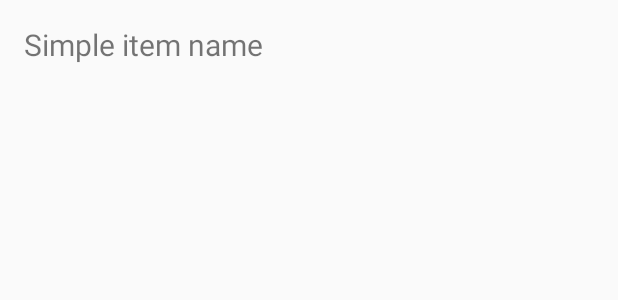
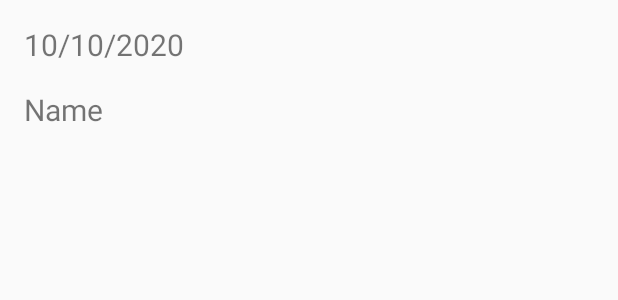
Before and after one commit to marcin-brzeczek/MyShoppingListApp, an Android app: the layout shopping_list_item.xml on its own in the app's theme, with its tools: preview values and no code run, on a phone screen of 412 x 824 dp. Shown: the top 300 px of the screen. Run offline under Robolectric (Android 15) with nearby library versions, the phone set to English and light mode, and no system bars.

Commit message:
bugfix/Fixed issues with adding the shopping list.

```diff
--- a/app/src/main/AndroidManifest.xml
+++ b/app/src/main/AndroidManifest.xml
@@ -10,13 +10,14 @@
         android:roundIcon="@mipmap/ic_launcher_round"
         android:supportsRtl="true"
         android:theme="@style/AppTheme">
-        <activity android:name="com.example.myshoppinglistapp.presentation.shoppingList.ShoppingListActivity">
+        <activity android:name=".presentation.menu.MenuActivity" >
             <intent-filter>
                 <action android:name="android.intent.action.MAIN" />
                 <category android:name="android.intent.category.LAUNCHER" />
             </intent-filter>
         </activity>
-        <activity android:name=".presentation.addShoppingList.AddShoppingListAcitivty" />
+        <activity android:name="com.example.myshoppinglistapp.presentation.shoppingList.ShoppingListActivity"/>
+        <activity android:name=".presentation.addShoppingList.AddShoppingListActivity" />
     </application>
 
 </manifest>
--- a/app/src/main/java/com/example/myshoppinglistapp/data/dao/ShoppingListDao.kt
+++ b/app/src/main/java/com/example/myshoppinglistapp/data/dao/ShoppingListDao.kt
@@ -11,7 +11,7 @@ import io.reactivex.Observable
 interface ShoppingListDao {
 
     @Query("select * from shoppingLists where archived =:archived order by date desc")
-    fun getAllCurrentOrderByDate(archived: Boolean = false): Observable<List<ShoppingList>>
+    fun getAllCurrentOrderByDate(archived: Boolean): Observable<List<ShoppingList>>
 
     @Insert
     fun add(shoppingList: ShoppingList) : Completable
--- a/app/src/main/java/com/example/myshoppinglistapp/data/repository/ShoppingListRepository.kt
+++ b/app/src/main/java/com/example/myshoppinglistapp/data/repository/ShoppingListRepository.kt
@@ -6,7 +6,7 @@ import javax.inject.Inject
 
 class ShoppingListRepository @Inject constructor(val shoppingListDao: ShoppingListDao) {
 
-    fun getAllOrderedByDate() = shoppingListDao.getAllCurrentOrderByDate()
+    fun getAllOrderedByDate(archived: Boolean) = shoppingListDao.getAllCurrentOrderByDate(archived)
 
     fun add(shoppingList: ShoppingList) = shoppingListDao.add(shoppingList)
 }
--- a/app/src/main/java/com/example/myshoppinglistapp/di/ActivityInjectorsModule.kt
+++ b/app/src/main/java/com/example/myshoppinglistapp/di/ActivityInjectorsModule.kt
@@ -12,9 +12,7 @@ abstract class ActivityInjectorsModule {
     @ContributesAndroidInjector(modules = [ShoppingListPresenterModule::class, ShoppingListViewModule::class])
     abstract fun provideShoppingListActivity(): ShoppingListActivity
 
-    @ContributesAndroidInjector()
+    @ContributesAndroidInjector(modules = [AddShoppingListPresenterModule::class, AddShoppingListViewModule::class])
     abstract fun provideAddShoppingListActivity(): AddShoppingListActivity
 
-    @ContributesAndroidInjector(modules = [AddShoppingListPresenterModule::class, AddShoppingListViewModule::class])
-    abstract fun providesAddShoppingListPresenter(): ShoppingListActivity
 }
--- a/app/src/main/java/com/example/myshoppinglistapp/di/AddShoppingListPresenterModule.kt
+++ b/app/src/main/java/com/example/myshoppinglistapp/di/AddShoppingListPresenterModule.kt
@@ -3,12 +3,12 @@ package com.example.myshoppinglistapp.di
 import com.example.myshoppinglistapp.data.repository.ShoppingListRepository
 import com.example.myshoppinglistapp.presentation.addShoppingList.AddShoppingListContract
 import com.example.myshoppinglistapp.presentation.addShoppingList.AddShoppingListPresenter
-import com.example.myshoppinglistapp.presentation.shoppingList.ShoppingListContract
-import com.example.myshoppinglistapp.presentation.shoppingList.ShoppingListPresenter
 import com.example.myshoppinglistapp.utils.SchedulerProvider
+import dagger.Module
 import dagger.Provides
 import javax.inject.Singleton
 
+@Module
 class AddShoppingListPresenterModule {
 
     @Singleton
--- a/app/src/main/java/com/example/myshoppinglistapp/di/AddShoppingListViewModule.kt
+++ b/app/src/main/java/com/example/myshoppinglistapp/di/AddShoppingListViewModule.kt
@@ -1,6 +1,6 @@
 package com.example.myshoppinglistapp.di
 
-import com.example.myshoppinglistapp.presentation.addShoppingList.AddShoppingListAcitivty
+import com.example.myshoppinglistapp.presentation.addShoppingList.AddShoppingListActivity
 import com.example.myshoppinglistapp.presentation.addShoppingList.AddShoppingListContract
 import dagger.Binds
 import dagger.Module
@@ -9,5 +9,5 @@ import dagger.Module
 abstract class AddShoppingListViewModule {
 
     @Binds
-    abstract fun provideAddShoppingListView(shoppingAddListActivity: AddShoppingListAcitivty): AddShoppingListContract.AddViewInterface
+    abstract fun provideAddShoppingListView(shoppingAddListActivity: AddShoppingListActivity): AddShoppingListContract.AddViewInterface
 }
--- a/app/src/main/java/com/example/myshoppinglistapp/presentation/shoppingList/ShoppingListPresenter.kt
+++ b/app/src/main/java/com/example/myshoppinglistapp/presentation/shoppingList/ShoppingListPresenter.kt
@@ -14,7 +14,7 @@ class ShoppingListPresenter @Inject constructor(
 ) : BasePresenter<ShoppingListContract.ViewInterface>(viewInterface) , ShoppingListContract.PresenterInterface {
 
     override fun getShoppingLists() {
-        shoppingListRepository.getAllOrderedByDate()
+        shoppingListRepository.getAllOrderedByDate(archived = true)
             .subscribeOn(scheduler.io())
             .observeOn(scheduler.ui())
             .subscribeBy(
--- a/app/src/main/java/com/example/myshoppinglistapp/presentation/shoppingList/adapter/ShoppingListAdapter.kt
+++ b/app/src/main/java/com/example/myshoppinglistapp/presentation/shoppingList/adapter/ShoppingListAdapter.kt
@@ -6,6 +6,8 @@ import android.widget.TextView
 import androidx.recyclerview.widget.RecyclerView
 import com.example.myshoppinglistapp.R
 import com.example.myshoppinglistapp.data.model.ShoppingList
+import java.text.SimpleDateFormat
+import java.util.*
 
 class ShoppingListAdapter(
     private val shoppingLists: List<ShoppingList>,
@@ -23,7 +25,9 @@ class ShoppingListAdapter(
 
     override fun onBindViewHolder(holder: ShoppingRecyclerViewHolder, position: Int) {
         val item = shoppingLists[position]
-        (holder.itemView as TextView).text = item.name
+        (holder.itemView).findViewById<TextView>(R.id.name).text = item.name
+        val dateFormater = SimpleDateFormat("dd/MM/yyyy", Locale.getDefault())
+        (holder.itemView).findViewById<TextView>(R.id.date).text = dateFormater.format(item.date)
         holder.itemView.setOnClickListener { listener(item)}
     }
 }
--- a/app/src/main/res/layout/activity_add_shopping_list.xml
+++ b/app/src/main/res/layout/activity_add_shopping_list.xml
@@ -7,6 +7,7 @@
     xmlns:app="http://schemas.android.com/apk/res-auto">
 
     <EditText
+        android:id="@+id/input_edittext"
         app:layout_constraintTop_toTopOf="parent"
         android:layout_width="match_parent"
         android:layout_height="wrap_content"
--- a/app/src/main/res/layout/shopping_list_item.xml
+++ b/app/src/main/res/layout/shopping_list_item.xml
@@ -1,9 +1,28 @@
 <?xml version="1.0" encoding="utf-8"?>
 
-<TextView xmlns:android="http://schemas.android.com/apk/res/android"
+<androidx.constraintlayout.widget.ConstraintLayout xmlns:android="http://schemas.android.com/apk/res/android"
     xmlns:tools="http://schemas.android.com/tools"
-    android:layout_margin="16dp"
     android:layout_width="match_parent"
     android:layout_height="wrap_content"
-    android:textSize="20sp"
-    tools:text="Simple item name" />
+    xmlns:app="http://schemas.android.com/apk/res-auto">
+
+    <TextView
+        android:id="@+id/date"
+        android:layout_width="match_parent"
+        android:layout_height="wrap_content"
+        android:layout_margin="16dp"
+        android:textSize="20sp"
+        app:layout_constraintStart_toStartOf="parent"
+        app:layout_constraintTop_toTopOf="parent"
+        tools:text="10/10/2020" />
+
+    <TextView
+        android:id="@+id/name"
+        android:layout_width="match_parent"
+        android:layout_height="wrap_content"
+        android:layout_margin="16dp"
+        app:layout_constraintTop_toBottomOf="@id/date"
+        app:layout_constraintStart_toStartOf="parent"
+        android:textSize="20sp"
+        tools:text="Name" />
+</androidx.constraintlayout.widget.ConstraintLayout>
--- a/app/src/main/res/values/strings.xml
+++ b/app/src/main/res/values/strings.xml
@@ -1,4 +1,6 @@
 <resources>
     <string name="app_name">MyShoppingListApp</string>
     <string name="next">Next</string>
+    <string name="current_list">Current</string>
+    <string name="archive_list">Archive</string>
 </resources>
```
Also changed, not shown: app/src/main/java/com/example/myshoppinglistapp/presentation/addShoppingList/AddShoppingListActivity.kt (+7 -23 lines), app/src/main/java/com/example/myshoppinglistapp/presentation/addShoppingList/AddShoppingListContract.kt (+2 -6 lines), app/src/main/java/com/example/myshoppinglistapp/presentation/addShoppingList/AddShoppingListPresenter.kt (+7 -4 lines), app/src/main/java/com/example/myshoppinglistapp/presentation/menu/MenuActivity.kt (added, +28 -0 lines), app/src/main/java/com/example/myshoppinglistapp/presentation/shoppingList/ShoppingListActivity.kt (+4 -4 lines), app/src/main/res/layout/activity_menu.xml (added, +16 -0 lines), app/src/main/res/menu/bottom_navigation_menu.xml (added, +11 -0 lines), app/src/main/java/com/example/myshoppinglistapp/presentation/BaseActivity.kt (line endings or trailing spaces), 1 other file.
